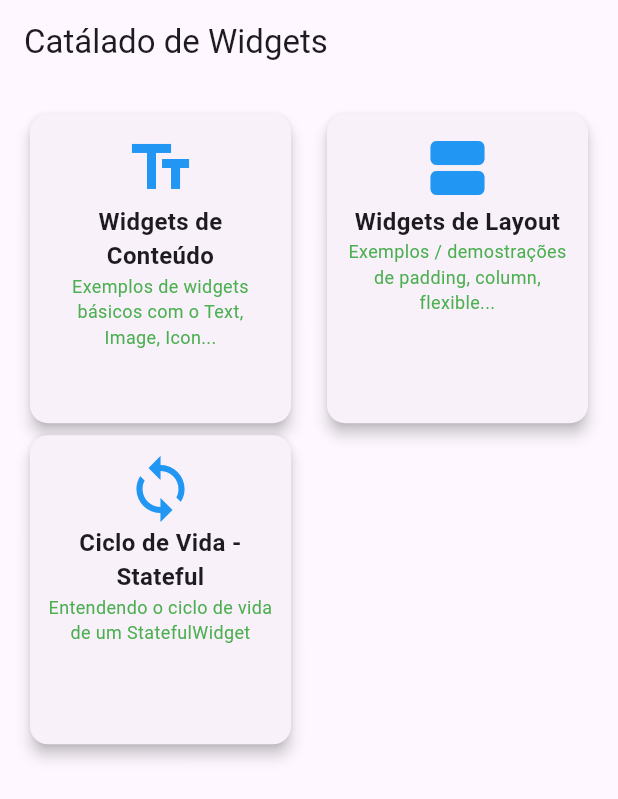
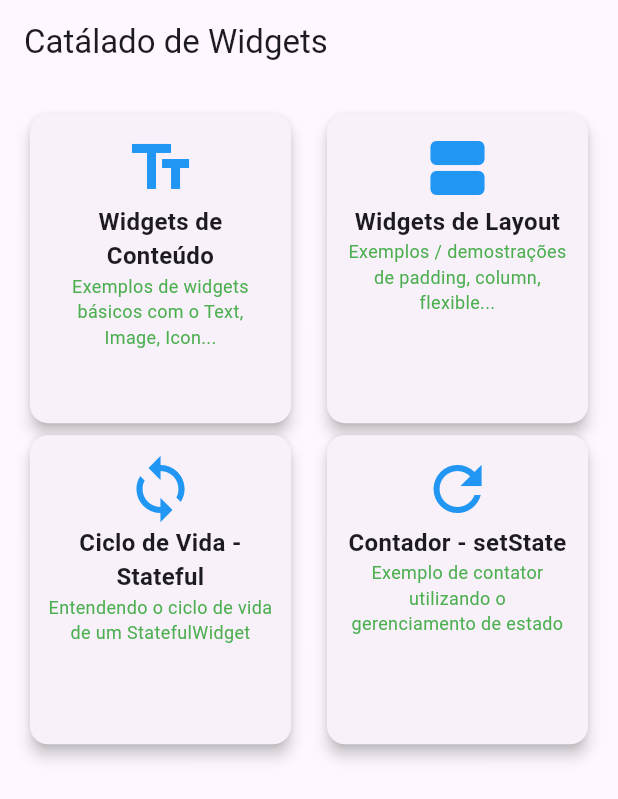
Before and after one commit to douglasmtss/curso-alura-flutter, a Flutter app: the screen it shows after launch, on a phone screen of 412 x 824 dp. Shown: the top 799 px of the screen. Run offline on Flutter 3.47's test engine with Material 3 defaults, Android fonts, the phone set to English and light mode, and no system bars.

Commit message:
add Contador widget to demonstrate state management with setState

```diff
--- a/curso_alura_introducao_ao_desenvolvimento_de_aplicativos_moveis/new_project/lib/main.dart
+++ b/curso_alura_introducao_ao_desenvolvimento_de_aplicativos_moveis/new_project/lib/main.dart
@@ -1,6 +1,7 @@
 import 'package:flutter/material.dart';
 import 'package:new_project/screens/ciclo_stateful.dart';
 import 'package:new_project/screens/ciclo_stateful_parent.dart';
+import 'package:new_project/screens/contador.dart';
 import 'package:new_project/screens/widgets_conteudo.dart';
 import 'package:new_project/screens/widgets_layout.dart';
 
@@ -44,6 +45,12 @@ class ListContents extends StatelessWidget {
       icone: Icons.sync,
       descricao: 'Entendendo o ciclo de vida de um StatefulWidget',
       destino: CicloStatefulParent(),
+    ),
+    CatalagoItem(
+      titulo: 'Contador - setState',
+      icone: Icons.refresh,
+      descricao: 'Exemplo de contator utilizando o gerenciamento de estado',
+      destino: Contador(),
     ),
   ];
 
--- /dev/null
+++ b/curso_alura_introducao_ao_desenvolvimento_de_aplicativos_moveis/new_project/lib/screens/contador.dart
@@ -0,0 +1,37 @@
+import 'package:flutter/material.dart';
+
+class Contador extends StatefulWidget {
+  const Contador({super.key});
+
+  @override
+  State<Contador> createState() => _ContadorState();
+}
+
+class _ContadorState extends State<Contador> {
+  int contador = 0;
+
+  void incrementaValor() {
+    setState(() {
+      contador++;
+    });
+  }
+
+  @override
+  Widget build(BuildContext context) {
+    return Scaffold(
+      appBar: AppBar(title: Text('Contador - StatefulWidget')),
+      body: Center(
+        child: Column(
+          children: [
+            Text('Você clicou $contador vezes', style: TextStyle(fontSize: 18)),
+            SizedBox(height: 20),
+            ElevatedButton(
+              onPressed: incrementaValor,
+              child: Text('Clique aqui'),
+            ),
+          ],
+        ),
+      ),
+    );
+  }
+}
```
